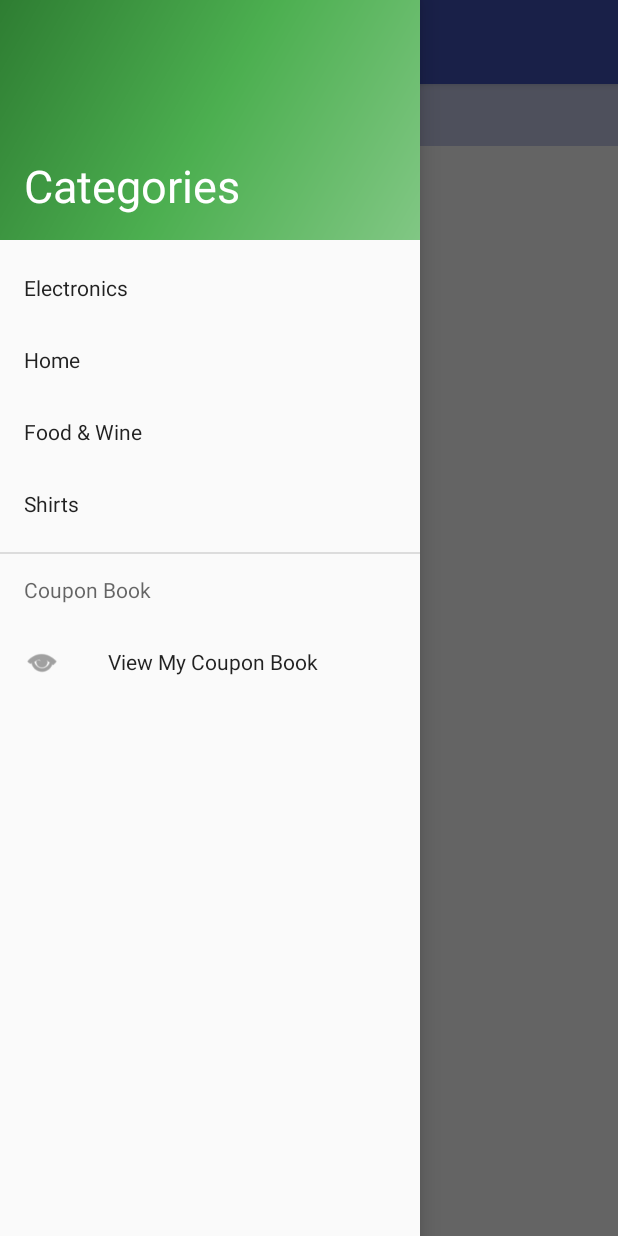
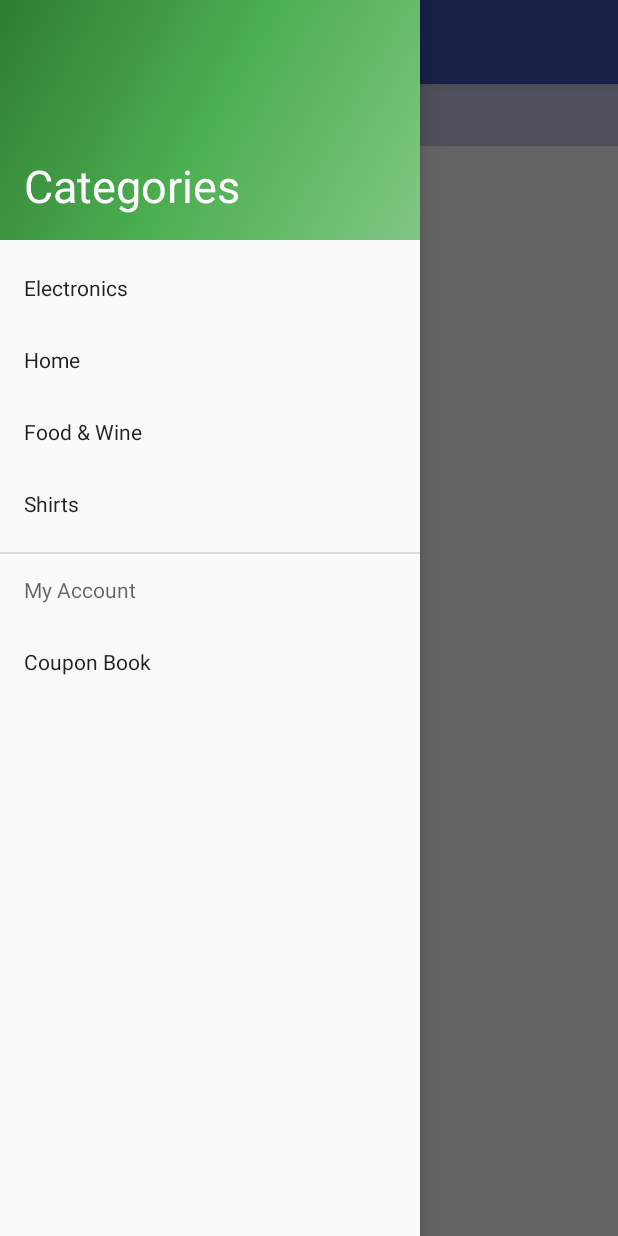
Before and after one commit to sprice30/DealApplication, an Android app: the screen it shows after launch (MainActivity), with the side drawer open, on a phone screen of 412 x 824 dp. Run offline under Robolectric (Android 15) with nearby library versions, the phone set to English and light mode, and no system bars.

Commit message:
Move coupon book into navigation drawer

```diff
--- a/app/src/main/res/menu/activity_main_drawer.xml
+++ b/app/src/main/res/menu/activity_main_drawer.xml
@@ -14,16 +14,15 @@
         <item
             android:id="@+id/clothing"
             android:title="Shirts" />
+
+
+        <item android:title="My Account">
+            <menu>
+                <item
+                    android:id="@+id/viewCoupon"
+                    android:title="Coupon Book" />
+            </menu>
+        </item>
     </group>
 
-    <item android:title="Coupon Book">
-        <menu>
-            <item
-                android:id="@+id/viewCoupon"
-                android:icon="@android:drawable/ic_menu_view"
-                android:title="View My Coupon Book" />
-
-        </menu>
-    </item>
-
 </menu>
```
Also changed, not shown: app/src/main/java/edu/umd/wmj1217/deal/MainActivity.java (+7 -3 lines).
